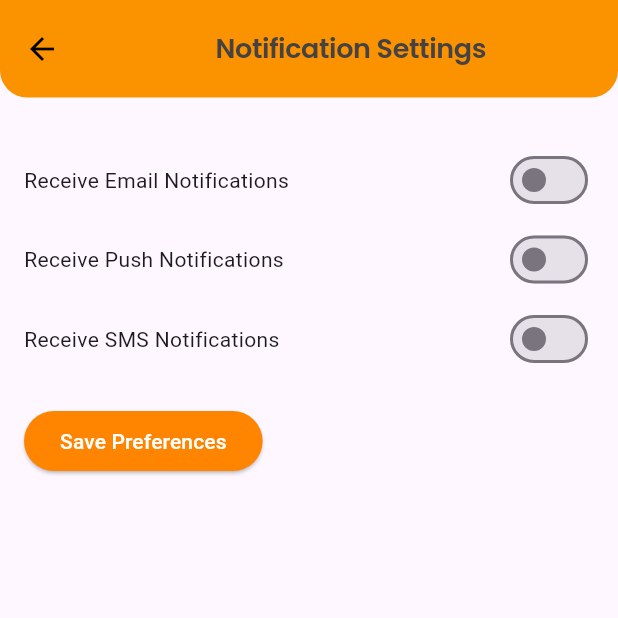
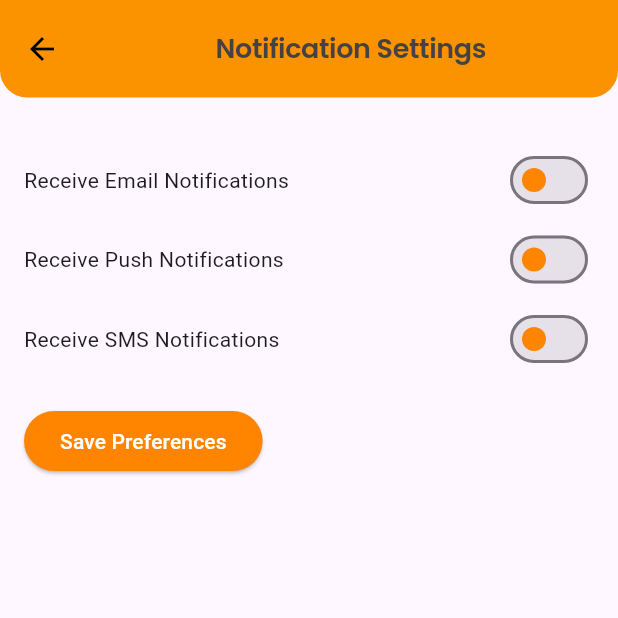
Before and after one commit to Hiru1003/SEALTECH, a Flutter app: the NotificationSettingsPage screen opened directly, on a phone screen of 412 x 824 dp, the top half of it. Run offline on Flutter 3.47's test engine with Material 3 defaults, Android fonts, the phone set to English and light mode, and no system bars; our stand-ins replace dots_indicator, google_fonts.

Commit message:
modify: inactivethumb color

```diff
--- a/sealtech/lib/Employee/Noitification.dart
+++ b/sealtech/lib/Employee/Noitification.dart
@@ -107,8 +107,8 @@ class _NotificationSettingsPageState extends State<NotificationSettingsPage> {
               controller.text = value.toString();
             });
           },
-          activeColor:
-              Color.fromRGBO(255, 132, 0, 1), // Use the specified color
+          activeColor: Color.fromRGBO(255, 132, 0, 1),
+          inactiveThumbColor: Color.fromRGBO(255, 132, 0, 1),
         ),
       ],
     );
```
